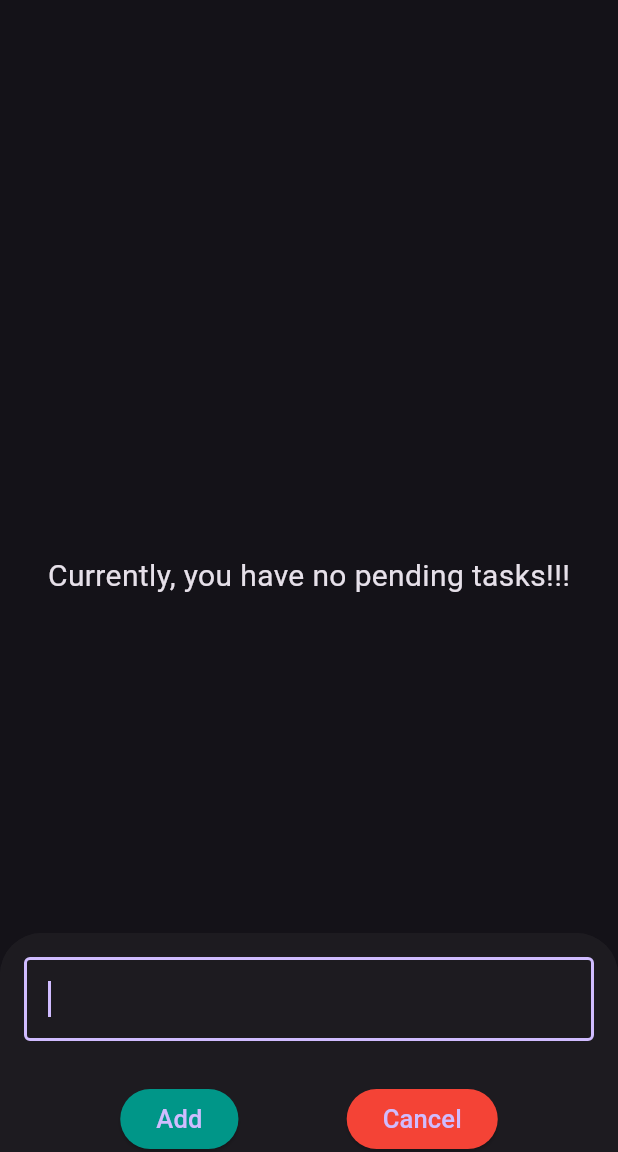
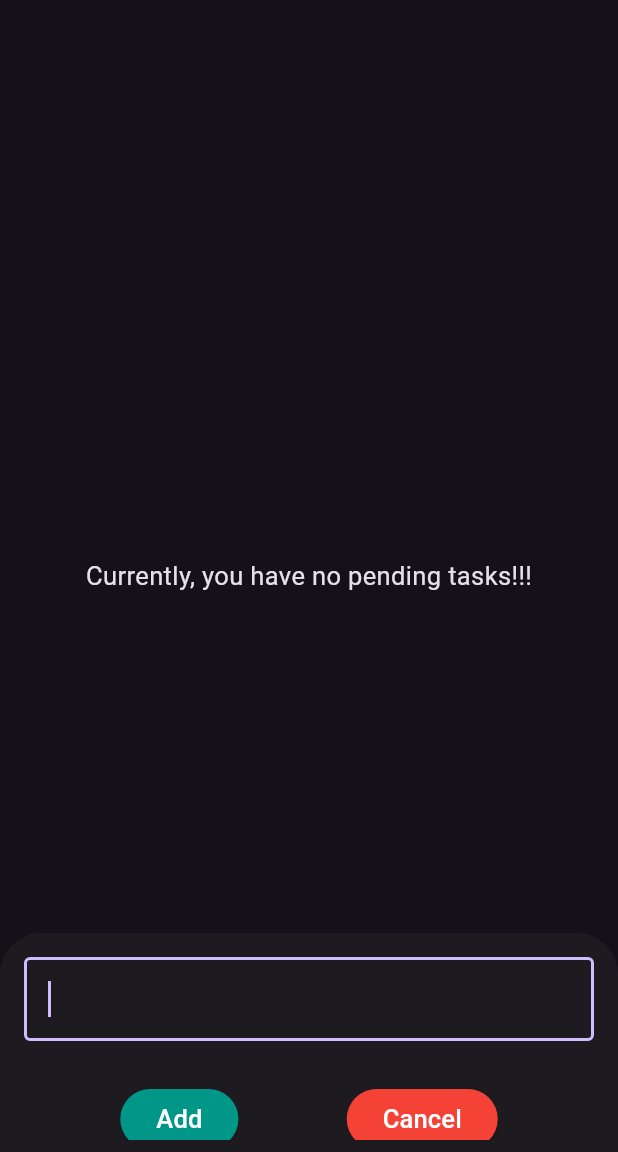
Before and after one commit to Mounish-T/ToDo-application, a Flutter app: the screen it shows after launch, after a tap on the "add" icon, on a phone screen of 412 x 824 dp, the part 84-1236 px from its top. Run offline on Flutter 3.47's test engine with Material 3 defaults, Android fonts, the phone set to English and light mode, and no system bars; our stand-ins replace fluttertoast; network calls fail.

```diff
--- a/lib/api-handler/api-service.dart
+++ b/lib/api-handler/api-service.dart
@@ -6,14 +6,14 @@ import 'package:todo/feature/toast.dart';
 import 'package:todo/model/model.dart';
 
 class APIService {
-  final baseUrl = "http://127.0.0.1:1000/tasks";
+  final baseUrl = "http://192.168.165.244:1000/tasks";
 
   Future<List<dynamic>?> fetchData(BuildContext context) async {
     try {
       final res = await http.get(Uri.parse(baseUrl));
       if (res.statusCode == 200) {
         if (res.body.contains("message")) {
-          // print("No available tasks");
+          print("No available tasks");
         } else {
           List<dynamic> data = jsonDecode(res.body.toString());
           // print("The available tasks are: $data");
--- a/lib/main.dart
+++ b/lib/main.dart
@@ -74,11 +74,12 @@ class _MyAppState extends State<MyApp> {
             isBottomSheet = false;
           });
         },
+        // child: SingleChildScrollView(
         child: data.isEmpty
             ? Center(
                 child: Text(
               "Currently, you have no pending tasks!!!",
-                style: TextStyle(fontSize: 20),
+              style: TextStyle(fontSize: 17),
             ))
             : Padding(
                 padding: const EdgeInsets.only(top: 8, left: 5),
@@ -178,6 +179,7 @@ class _MyAppState extends State<MyApp> {
                   },
                 ),
               ),
+        // ),
       ),
       floatingActionButton: !isBottomSheet
           ? FloatingActionButton(
@@ -198,6 +200,7 @@ class _MyAppState extends State<MyApp> {
                 padding: const EdgeInsets.all(8.0),
                 child: SizedBox(
                   height: 130,
+                  child: SingleChildScrollView(
                     child: Column(
                       children: [
                         Padding(
@@ -206,13 +209,13 @@ class _MyAppState extends State<MyApp> {
                             autofocus: true,
                             onSubmitted: (value) async {
                               if (taskInput.text.trim() == "")
-                              showCustomToast(context, "Task can't be Empty!!!",
-                                  "", "", "");
+                                showCustomToast(context,
+                                    "Task can't be Empty!!!", "", "", "");
                               else {
                                 isAddData
                                     ? await api.postData(context, value)
-                                  : await api.updateData(
-                                      context, selectedId, value, selectedData);
+                                    : await api.updateData(context, selectedId,
+                                        value, selectedData);
                               }
                               setState(() {
                                 isBottomSheet = false;
@@ -243,8 +246,11 @@ class _MyAppState extends State<MyApp> {
                                   isAddData
                                       ? await api.postData(
                                           context, taskInput.text)
-                                    : await api.updateData(context, selectedId,
-                                        taskInput.text, selectedData);
+                                      : await api.updateData(
+                                          context,
+                                          selectedId,
+                                          taskInput.text,
+                                          selectedData);
                                 }
                                 setState(() {
                                   isBottomSheet = false;
@@ -255,7 +261,8 @@ class _MyAppState extends State<MyApp> {
                               },
                               child: Text(
                                 isAddData ? "Add" : "Update",
-                              style: TextStyle(fontSize: 17),
+                                style: TextStyle(
+                                    fontSize: 17, color: Colors.white),
                               ),
                               style: ElevatedButton.styleFrom(
                                   backgroundColor: Colors.teal),
@@ -270,7 +277,8 @@ class _MyAppState extends State<MyApp> {
                               },
                               child: Text(
                                 "Cancel",
-                              style: TextStyle(fontSize: 17),
+                                style: TextStyle(
+                                    fontSize: 17, color: Colors.white),
                               ),
                               style: ElevatedButton.styleFrom(
                                   backgroundColor: Colors.red),
@@ -278,6 +286,7 @@ class _MyAppState extends State<MyApp> {
                           ],
                         )
                       ],
+                    ),
                   ),
                 ),
               ),
--- a/pubspec.yaml
+++ b/pubspec.yaml
@@ -36,6 +36,7 @@ dependencies:
   cupertino_icons: ^1.0.8
   fluttertoast: ^8.2.12
   http: ^1.4.0
+  network_info_plus: ^6.1.4
 
 dev_dependencies:
   flutter_test:
@@ -47,6 +48,11 @@ dev_dependencies:
   # package. See that file for information about deactivating specific lint
   # rules and activating additional ones.
   flutter_lints: ^5.0.0
+  flutter_launcher_icons: ^0.14.4
+
+flutter_icons:
+  android: true
+  image_path: "assets/logo.png"
 
 # For information on the generic Dart part of this file, see the
 # following page: https://dart.dev/tools/pub/pubspec
```
Also changed, not shown: assets/logo.png (added), pubspec.lock, 7 other files. Lines whose indentation alone changed are shown as unchanged.
